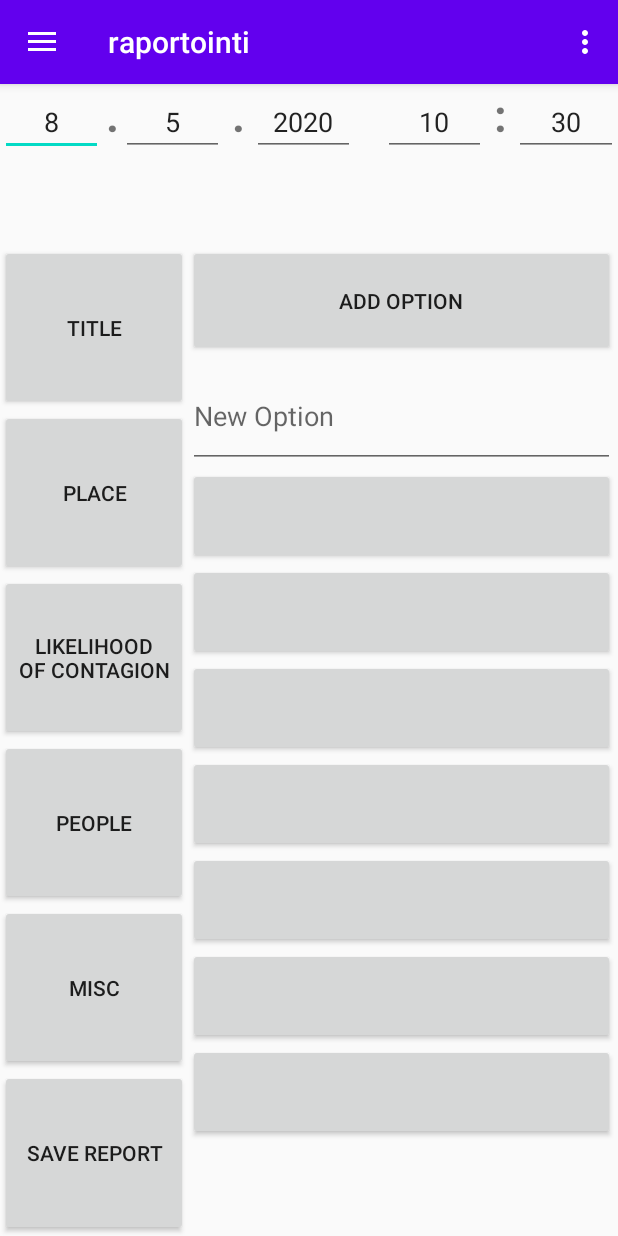
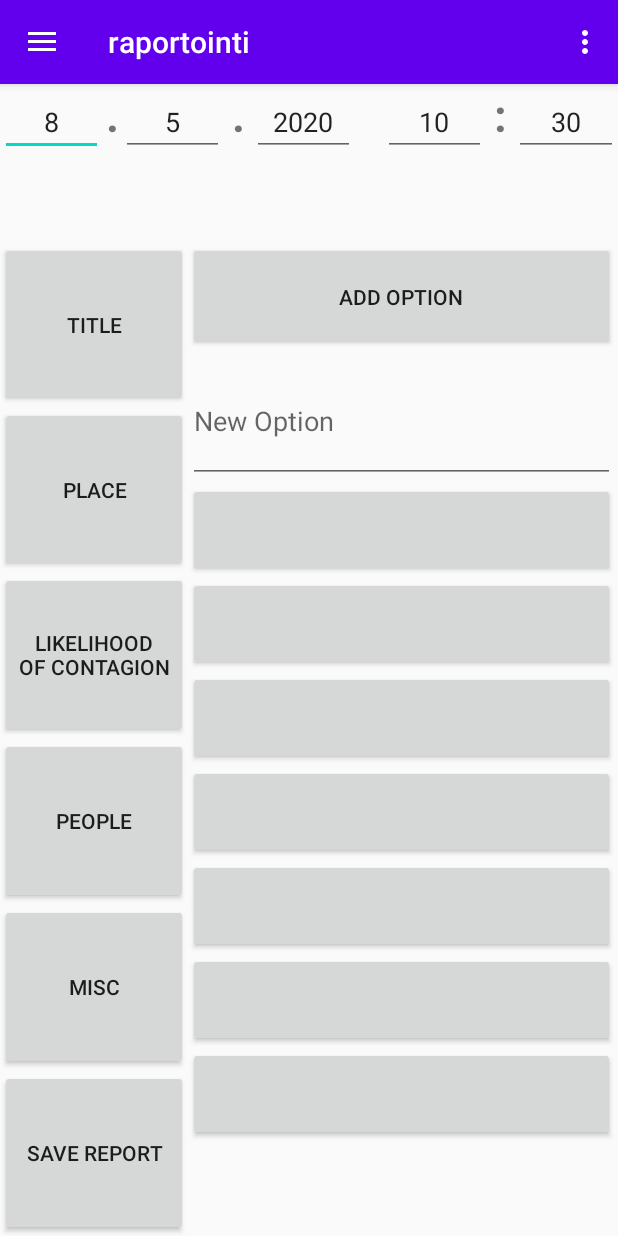
Before and after one commit to berenton/QuarantineTracker, an Android app: the screen it shows after launch (MainActivity), in the side drawer, after a tap on "New Report", on a phone screen of 412 x 824 dp. Run offline under Robolectric (Android 15) with nearby library versions, the phone set to English and light mode, and no system bars; our stand-ins replace navigation-ui.

Commit message:
Eilen tallentamatta jääneet muutokset. raportointi.xml lisätty päivämäärä- ja kellonaikakenttien hint-tekstit. Raportointi.java poistettu yksi tyhjä rivi.

```diff
--- a/app/src/main/java/com/example/quarantinetracker/Raportointi.java
+++ b/app/src/main/java/com/example/quarantinetracker/Raportointi.java
@@ -266,7 +266,6 @@ public class Raportointi extends Fragment {
         }
     }
 
-
     /**
      * Is called when a selecion button is pressed. Passes the content of the button to the active part of the report.
      * @param content of the pressed selection button.
--- a/app/src/main/res/layout/raportointi.xml
+++ b/app/src/main/res/layout/raportointi.xml
@@ -26,6 +26,7 @@
                 android:layout_weight="1"
                 android:ems="10"
                 android:gravity="center"
+                android:hint="31"
                 android:inputType="number" />
 
             <TextView
@@ -45,6 +46,7 @@
                 android:layout_weight="1"
                 android:ems="10"
                 android:gravity="center"
+                android:hint="12"
                 android:inputType="number" />
 
             <TextView
@@ -64,6 +66,7 @@
                 android:layout_weight="1"
                 android:ems="10"
                 android:gravity="center"
+                android:hint="2020"
                 android:inputType="number" />
 
             <TextView
@@ -83,6 +86,7 @@
                 android:layout_weight="1"
                 android:ems="10"
                 android:gravity="center"
+                android:hint="23"
                 android:inputType="number" />
 
             <TextView
@@ -102,6 +106,7 @@
                 android:layout_weight="1"
                 android:ems="10"
                 android:gravity="center"
+                android:hint="59"
                 android:inputType="number" />
 
         </LinearLayout>
@@ -195,7 +200,7 @@
                     android:layout_height="wrap_content"
                     android:layout_weight="0.5"
                     android:hint="@string/new_option"
-                    android:minHeight="40dp" />
+                    android:minHeight="60dp" />
 
                 <Button
                     android:id="@+id/selection1"
```
